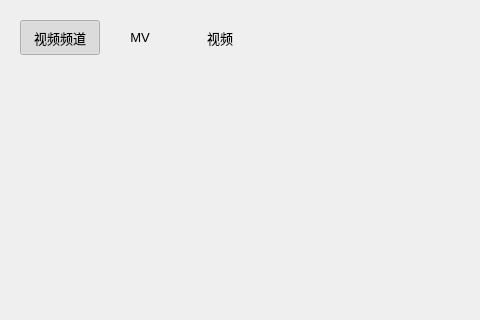
Qt form KuGouStart/Video/Video.ui (a-mo-xi-wei/Qt-KuGouAppClient) before a commit; both pictures show x 0 to 480 and y 0 to 320 of the 880 by 526 pixel window.
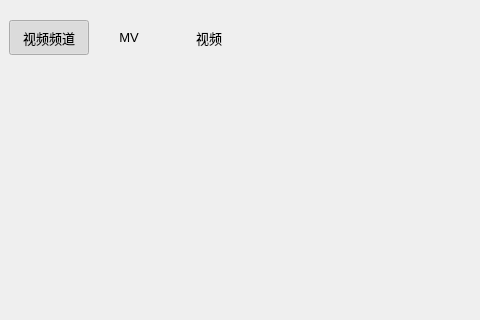
The same form after that commit. Custom widgets are drawn as their Qt base class.

Commit message: 设置间距

What changed in the file:
```diff
--- a/KuGouStart/Video/Video.ui
+++ b/KuGouStart/Video/Video.ui
@@ -10,6 +10,12 @@
     <height>526</height>
    </rect>
   </property>
+  <property name="sizePolicy">
+   <sizepolicy hsizetype="Expanding" vsizetype="Preferred">
+    <horstretch>0</horstretch>
+    <verstretch>0</verstretch>
+   </sizepolicy>
+  </property>
   <property name="windowTitle">
    <string>Video</string>
   </property>
@@ -17,6 +23,15 @@
    <property name="spacing">
     <number>0</number>
    </property>
+   <property name="leftMargin">
+    <number>0</number>
+   </property>
+   <property name="rightMargin">
+    <number>0</number>
+   </property>
+   <property name="bottomMargin">
+    <number>0</number>
+   </property>
    <item>
     <widget class="QWidget" name="widget" native="true">
      <layout class="QHBoxLayout" name="horizontalLayout">
@@ -230,7 +245,14 @@
     </widget>
    </item>
    <item>
-    <widget class="MyStackedWidget" name="stackedWidget"/>
+    <widget class="MyStackedWidget" name="stackedWidget">
+     <property name="sizePolicy">
+      <sizepolicy hsizetype="Expanding" vsizetype="Preferred">
+       <horstretch>0</horstretch>
+       <verstretch>0</verstretch>
+      </sizepolicy>
+     </property>
+    </widget>
    </item>
   </layout>
  </widget>
```
The commit also changes 1 other file.
